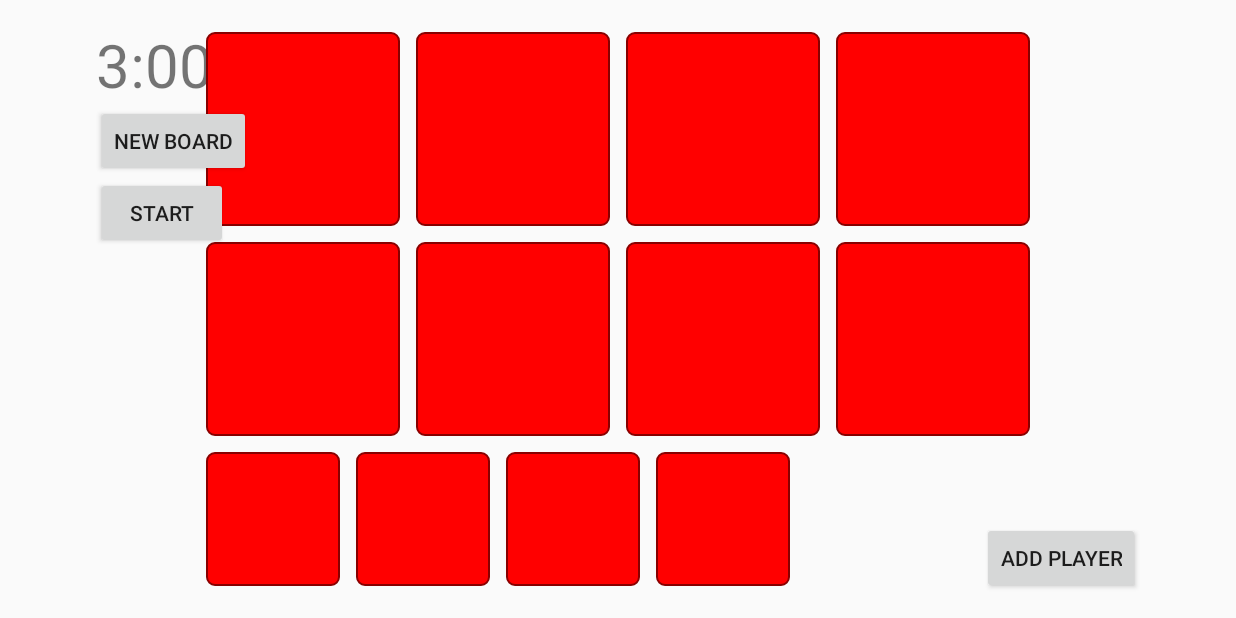
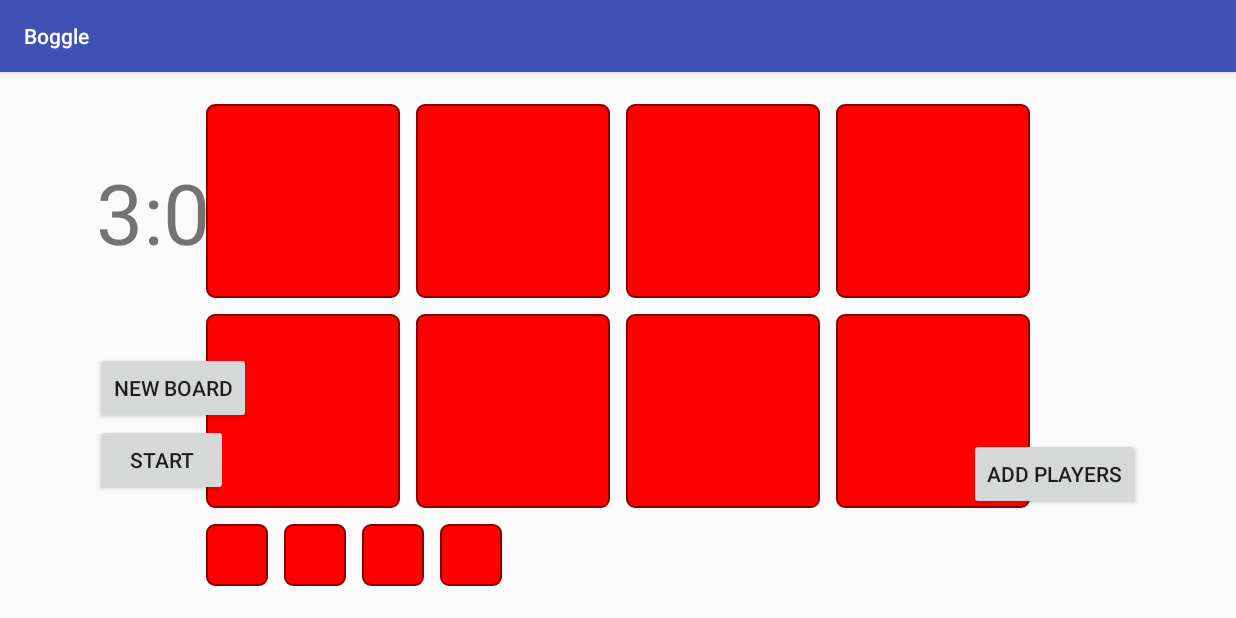
Before and after one commit to olamedrek/boggle, an Android app: the screen it shows after launch (MainActivity), after a tap on "NEW BOARD", on a phone screen of 824 x 412 dp (held sideways). Run offline under Robolectric (Android 15) with nearby library versions, the phone set to English and light mode, and no system bars; libraries missing offline, so code that uses them is left out: com.baoyz.swipemenulistview; plain views replace SwipeMenuListView; 7 statements that could not run were skipped.

Commit message:
General improvements

```diff
--- a/app/src/main/AndroidManifest.xml
+++ b/app/src/main/AndroidManifest.xml
@@ -12,7 +12,8 @@
         android:theme="@style/AppTheme">
         <activity android:name=".MainActivity"
             android:screenOrientation="sensorLandscape"
-            android:configChanges="keyboardHidden|orientation|screenSize">
+            android:configChanges="keyboardHidden|orientation|screenSize"
+            android:windowSoftInputMode="adjustPan">
             <intent-filter>
                 <action android:name="android.intent.action.MAIN" />
 
--- a/app/src/main/java/com/ola/boggle/MainActivity.java
+++ b/app/src/main/java/com/ola/boggle/MainActivity.java
@@ -1,16 +1,14 @@
 package com.ola.boggle;
 
 import android.support.v4.app.Fragment;
-import android.support.v4.app.FragmentActivity;
 import android.os.Bundle;
 import android.support.v4.app.FragmentManager;
 import android.support.v4.app.FragmentPagerAdapter;
 import android.support.v4.view.ViewPager;
-import android.view.View;
+import android.support.v7.app.AppCompatActivity;
 
-public class MainActivity extends FragmentActivity {
+public class MainActivity extends AppCompatActivity {
 
-    private MainFragment mainFragment;
     private ViewPager viewPager;
 
 
@@ -23,18 +21,6 @@ public class MainActivity extends FragmentActivity {
         viewPager.setAdapter(new MyPagerAdapter(getSupportFragmentManager()));
     }
 
-    public void onClickNewBoardButton(View view) {
-        mainFragment.onClickNewBoardButton(view);
-    }
-
-    public void onClickStartButton(final View view) {
-        mainFragment.onClickStartButton(view);
-    }
-
-    public void onClickAddPlayerButton(View view) {
-        mainFragment.onClickAddPlayerButton(view);
-    }
-
     private class MyPagerAdapter extends FragmentPagerAdapter {
 
         public MyPagerAdapter(FragmentManager fm) {
@@ -43,12 +29,7 @@ public class MainActivity extends FragmentActivity {
 
         @Override
         public Fragment getItem(int position) {
-            if(position == 1) {
-                return new WebDictionaryFragment();
-            } else {
-                mainFragment = new MainFragment();
-                return mainFragment;
-            }
+            return (position == 0 ? new MainFragment() : new WebDictionaryFragment());
         }
 
         @Override
--- a/app/src/main/java/com/ola/boggle/MainFragment.java
+++ b/app/src/main/java/com/ola/boggle/MainFragment.java
@@ -6,6 +6,7 @@ import android.os.Bundle;
 import android.os.Handler;
 import android.support.v4.app.Fragment;
 import android.support.v7.app.AlertDialog;
+import android.text.InputType;
 import android.view.Gravity;
 import android.view.LayoutInflater;
 import android.view.MotionEvent;
@@ -14,6 +15,7 @@ import android.view.ViewGroup;
 import android.view.ViewTreeObserver;
 import android.view.animation.Animation;
 import android.widget.AdapterView;
+import android.widget.Button;
 import android.widget.EditText;
 import android.widget.RelativeLayout;
 import android.widget.TextView;
@@ -32,6 +34,9 @@ public class MainFragment extends Fragment {
 
     private RelativeLayout boardLayout;
     private TextView timerView;
+    private Button newBoardButton;
+    private Button newPlayerButton;
+    private Button startButton;
 
     private SwipeMenuListView players;
     private SwipeListAdapter adapter = new SwipeListAdapter();
@@ -55,6 +60,9 @@ public class MainFragment extends Fragment {
 
         boardLayout = (RelativeLayout) view.findViewById(R.id.board_layout);
         timerView = (TextView) view.findViewById(R.id.timer_view);
+        newBoardButton = (Button) view.findViewById(R.id.newboard_button);
+        startButton = (Button) view.findViewById(R.id.start_button);
+        newPlayerButton = (Button) view.findViewById(R.id.addplayer_button);
 
         players = (SwipeMenuListView) view.findViewById(R.id.players);
         players.setAdapter(adapter);
@@ -100,6 +108,7 @@ public class MainFragment extends Fragment {
                 AlertDialog.Builder builder = new AlertDialog.Builder(view.getContext());
                 builder.setTitle("Points:");
                 final EditText input = new EditText(view.getContext());
+                input.setInputType(InputType.TYPE_CLASS_NUMBER);
                 builder.setView(input);
 
                 builder.setPositiveButton("OK", new DialogInterface.OnClickListener() {
@@ -126,6 +135,27 @@ public class MainFragment extends Fragment {
                     players.getParent().requestDisallowInterceptTouchEvent(true);
                 }
                 return false;
+            }
+        });
+
+        startButton.setOnClickListener(new View.OnClickListener() {
+            @Override
+            public void onClick(View view) {
+                onClickStartButton(view);
+            }
+        });
+
+        newPlayerButton.setOnClickListener(new View.OnClickListener() {
+            @Override
+            public void onClick(View view) {
+                onClickAddPlayerButton(view);
+            }
+        });
+
+        newBoardButton.setOnClickListener(new View.OnClickListener() {
+            @Override
+            public void onClick(View view) {
+                onClickNewBoardButton(view);
             }
         });
 
@@ -173,14 +203,18 @@ public class MainFragment extends Fragment {
 
     public void onClickAddPlayerButton(View view) {
         AlertDialog.Builder builder = new AlertDialog.Builder(view.getContext());
-        builder.setTitle("Name:");
+        builder.setTitle("Enter players' names:");
         final EditText input = new EditText(view.getContext());
+        input.setInputType(InputType.TYPE_TEXT_FLAG_CAP_WORDS);
         builder.setView(input);
 
         builder.setPositiveButton("OK", new DialogInterface.OnClickListener() {
             @Override
             public void onClick(DialogInterface dialog, int which) {
-                adapter.addPlayer(input.getText().toString());
+                String[] names = input.getText().toString().split(" ");
+                for(String name : names) {
+                    adapter.addPlayer(name);
+                }
             }
         });
         builder.setNegativeButton("Cancel", new DialogInterface.OnClickListener() {
--- a/app/src/main/java/com/ola/boggle/SwipeListAdapter.java
+++ b/app/src/main/java/com/ola/boggle/SwipeListAdapter.java
@@ -36,7 +36,7 @@ public class SwipeListAdapter extends BaseAdapter {
     public View getView(int i, View view, ViewGroup viewGroup) {
         if(view == null) {
             LayoutInflater inflater = (LayoutInflater) viewGroup.getContext().getSystemService(Context.LAYOUT_INFLATER_SERVICE);
-            view = inflater.inflate(R.layout.player_layout, null);
+            view = inflater.inflate(R.layout.player, null);
         }
         Player player = players.get(i);
         ((TextView) view.findViewById(R.id.player_name)).setText(player.getName());
--- a/app/src/main/res/layout/fragment_main.xml
+++ b/app/src/main/res/layout/fragment_main.xml
@@ -8,14 +8,16 @@
         android:id="@+id/timer_view"
         android:layout_width="wrap_content"
         android:layout_height="wrap_content"
+        android:layout_marginTop="40sp"
         android:text="3:00"
-        android:textSize="40sp"/>
+        android:textSize="56sp"/>
 
     <Button
         android:id="@+id/newboard_button"
         android:layout_width="wrap_content"
         android:layout_height="wrap_content"
         android:layout_below="@id/timer_view"
+        android:layout_marginTop="56dp"
         android:text="New board"
         android:onClick="onClickNewBoardButton"/>
 
@@ -145,9 +147,10 @@
         android:id="@+id/addplayer_button"
         android:layout_width="wrap_content"
         android:layout_height="wrap_content"
-        android:text="Add player"
+        android:text="Add players"
         android:layout_alignParentBottom="true"
         android:layout_alignParentRight="true"
+        android:layout_marginBottom="56dp"
         android:onClick="onClickAddPlayerButton"/>
 
 
@@ -156,7 +159,9 @@
         android:layout_width="wrap_content"
         android:layout_height="wrap_content"
         android:layout_alignParentTop="true"
-        android:layout_toRightOf="@id/board_layout"/>
+        android:layout_toRightOf="@id/board_layout"
+        android:layout_marginLeft="40dp"
+        android:layout_marginTop="40dp"/>
 
 
 </RelativeLayout>
```
Also changed, not shown: app/src/main/res/layout/player.xml (renamed from app/src/main/res/layout/player_layout.xml, +5 -3 lines).
